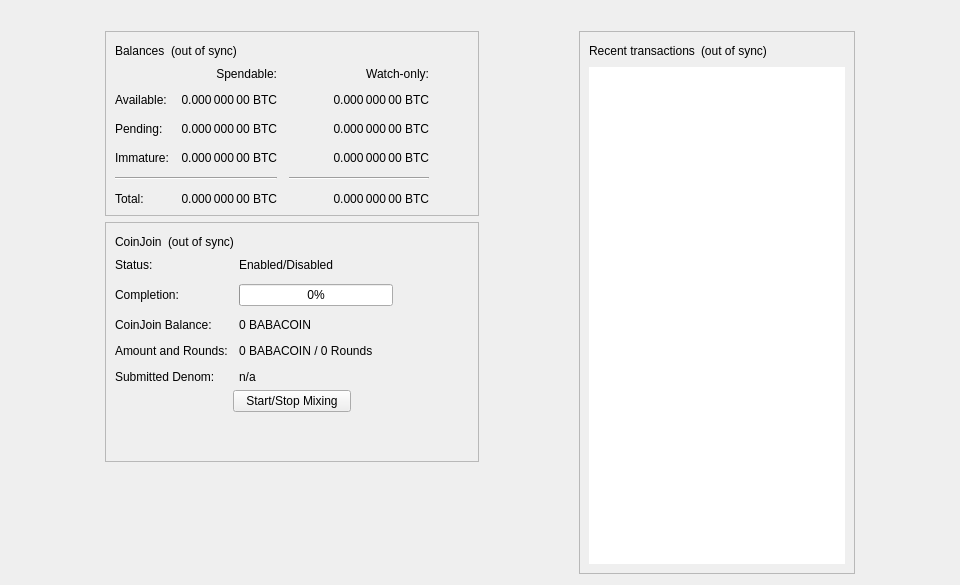
Qt form src/qt/forms/overviewpage.ui (babacoinbbc/babacoin) before a commit.
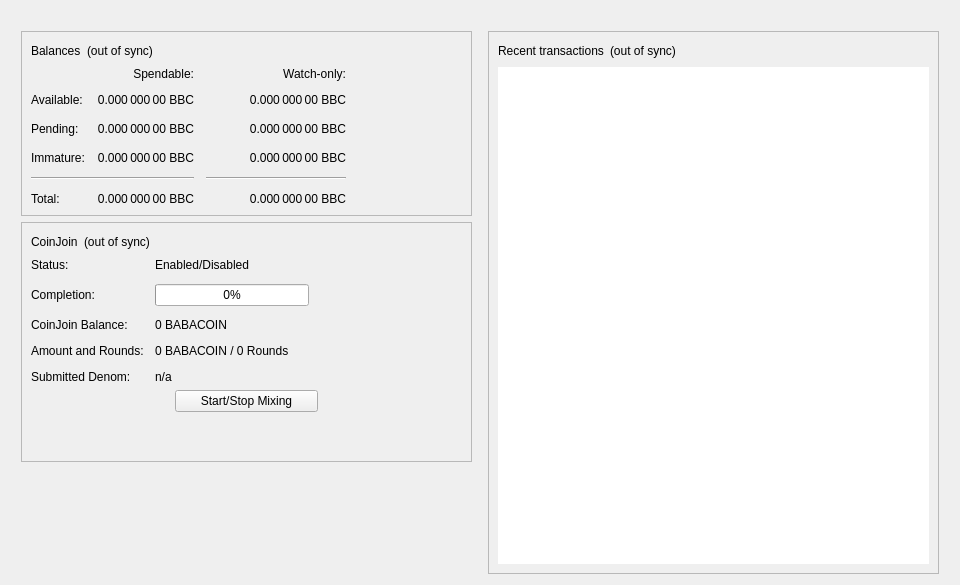
The same form after that commit.

The edit to the form file:
```diff
--- a/src/qt/forms/overviewpage.ui
+++ b/src/qt/forms/overviewpage.ui
@@ -37,7 +37,7 @@
     </widget>
    </item>
    <item>
-    <layout class="QHBoxLayout" name="horizontalLayout" stretch="1,0,1,0,1">
+    <layout class="QHBoxLayout" name="horizontalLayout" stretch="0,1,0,1,0">
      <item>
       <spacer name="horizontalSpacerLeft">
        <property name="orientation">
@@ -116,7 +116,7 @@
                <string>Unconfirmed transactions to watch-only addresses</string>
               </property>
               <property name="text">
-               <string notr="true">0.000 000 00 BTC</string>
+               <string notr="true">0.000 000 00 BBC</string>
               </property>
               <property name="alignment">
                <set>Qt::AlignRight|Qt::AlignTrailing|Qt::AlignVCenter</set>
@@ -135,7 +135,7 @@
                <string>Total of transactions that have yet to be confirmed, and do not yet count toward the spendable balance</string>
               </property>
               <property name="text">
-               <string notr="true">0.000 000 00 BTC</string>
+               <string notr="true">0.000 000 00 BBC</string>
               </property>
               <property name="alignment">
                <set>Qt::AlignRight|Qt::AlignTrailing|Qt::AlignVCenter</set>
@@ -154,7 +154,7 @@
                <string>Mined balance in watch-only addresses that has not yet matured</string>
               </property>
               <property name="text">
-               <string notr="true">0.000 000 00 BTC</string>
+               <string notr="true">0.000 000 00 BBC</string>
               </property>
               <property name="alignment">
                <set>Qt::AlignRight|Qt::AlignTrailing|Qt::AlignVCenter</set>
@@ -206,7 +206,7 @@
                <string>Mined balance that has not yet matured</string>
               </property>
               <property name="text">
-               <string notr="true">0.000 000 00 BTC</string>
+               <string notr="true">0.000 000 00 BBC</string>
               </property>
               <property name="alignment">
                <set>Qt::AlignRight|Qt::AlignTrailing|Qt::AlignVCenter</set>
@@ -245,7 +245,7 @@
                <string>Your current total balance</string>
               </property>
               <property name="text">
-               <string notr="true">0.000 000 00 BTC</string>
+               <string notr="true">0.000 000 00 BBC</string>
               </property>
               <property name="alignment">
                <set>Qt::AlignRight|Qt::AlignTrailing|Qt::AlignVCenter</set>
@@ -264,7 +264,7 @@
                <string>Current total balance in watch-only addresses</string>
               </property>
               <property name="text">
-               <string notr="true">0.000 000 00 BTC</string>
+               <string notr="true">0.000 000 00 BBC</string>
               </property>
               <property name="alignment">
                <set>Qt::AlignRight|Qt::AlignTrailing|Qt::AlignVCenter</set>
@@ -300,7 +300,7 @@
                <string>Your current spendable balance</string>
               </property>
               <property name="text">
-               <string notr="true">0.000 000 00 BTC</string>
+               <string notr="true">0.000 000 00 BBC</string>
               </property>
               <property name="alignment">
                <set>Qt::AlignRight|Qt::AlignTrailing|Qt::AlignVCenter</set>
@@ -319,7 +319,7 @@
                <string>Your current balance in watch-only addresses</string>
               </property>
               <property name="text">
-               <string notr="true">0.000 000 00 BTC</string>
+               <string notr="true">0.000 000 00 BBC</string>
               </property>
               <property name="alignment">
                <set>Qt::AlignRight|Qt::AlignTrailing|Qt::AlignVCenter</set>
```
